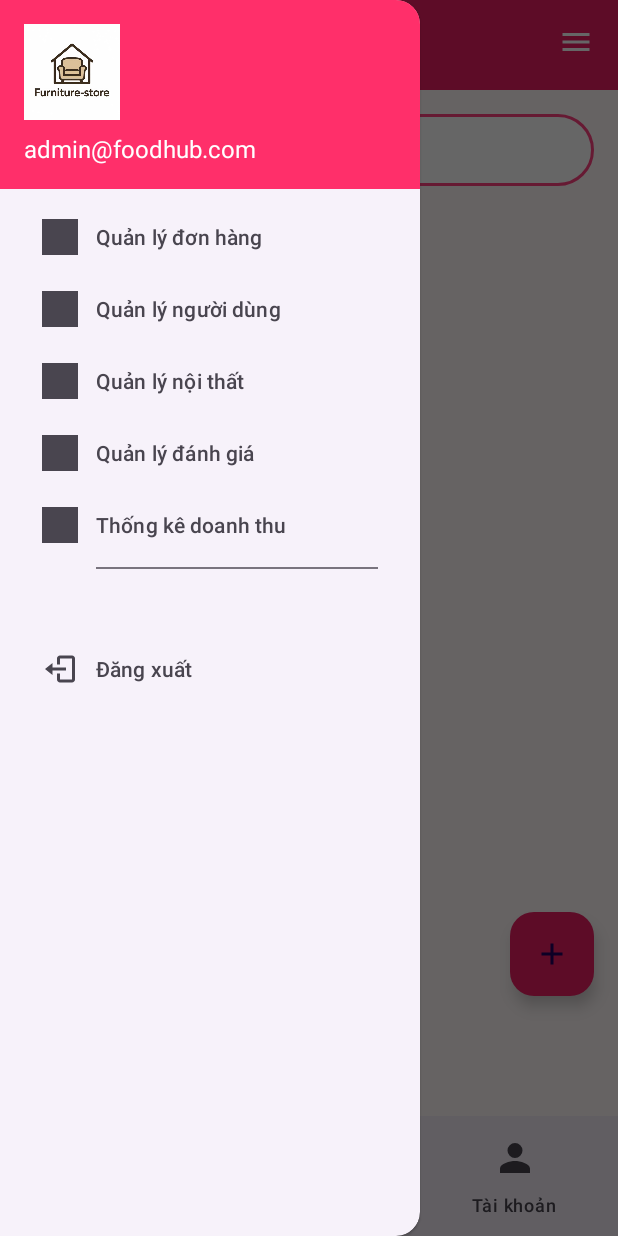
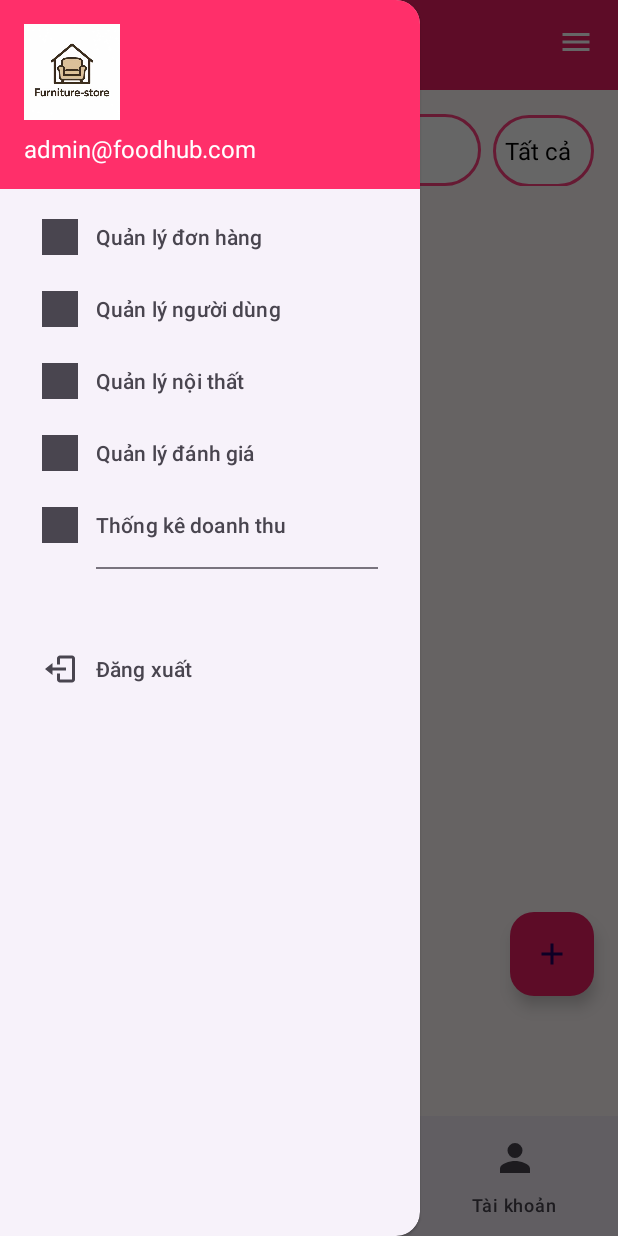
Before and after one commit to QuanTD05/Furniture-store, an Android app: the fragment FurnitureFragment placed in its activity, with the side drawer open, on a phone screen of 412 x 824 dp. Run offline under Robolectric (Android 15) with nearby library versions, the phone set to English and light mode, and no system bars; our stand-ins replace Firebase (no records; nobody signed in at launch, a user with empty details on screens opened directly).

Commit message:
fix tìm kiếm

```diff
--- a/app/src/main/java/com/example/datn/StaffActivity.java
+++ b/app/src/main/java/com/example/datn/StaffActivity.java
@@ -13,7 +13,6 @@ import com.example.datn.UserFragment.ProfileFragment;
 import com.google.android.material.bottomnavigation.BottomNavigationView;
 import com.google.android.material.navigation.NavigationView;
 
-// 🆕 Import các fragment bạn đã tạo
 import com.example.datn.StaffFragment.OrdersFragment;
 import com.example.datn.StaffFragment.UsersFragment;
 import com.example.datn.StaffFragment.FurnitureFragment;
--- a/app/src/main/java/com/example/datn/StaffFragment/FurnitureFragment.java
+++ b/app/src/main/java/com/example/datn/StaffFragment/FurnitureFragment.java
@@ -4,10 +4,13 @@ import android.app.AlertDialog;
 import android.content.Intent;
 import android.net.Uri;
 import android.os.Bundle;
+import android.text.Editable;
+import android.text.TextWatcher;
 import android.util.Log;
 import android.view.LayoutInflater;
 import android.view.View;
 import android.view.ViewGroup;
+import android.widget.AdapterView;
 import android.widget.ArrayAdapter;
 import android.widget.Button;
 import android.widget.EditText;
@@ -46,9 +49,11 @@ public class FurnitureFragment extends Fragment {
     private RecyclerView recyclerFurniture;
     private FurnitureAdapter adapter;
     private List<FurnitureModel> furnitureList;
+    private List<FurnitureModel> allFurnitureList = new ArrayList<>();
     private DatabaseReference furnitureRef;
     private EditText editSearch;
     private FloatingActionButton fabAdd;
+    private Spinner spinnerFilter;
     private Uri selectedImageUri = null;
     private final int REQUEST_IMAGE_PICK = 1001;
     private ImageView currentImageView;
@@ -64,6 +69,7 @@ public class FurnitureFragment extends Fragment {
         recyclerFurniture = view.findViewById(R.id.recycler_furniture);
         editSearch = view.findViewById(R.id.edit_search);
         fabAdd = view.findViewById(R.id.fab_add);
+        spinnerFilter = view.findViewById(R.id.spinner_filter);
 
         recyclerFurniture.setLayoutManager(new GridLayoutManager(getContext(), 2));
         furnitureList = new ArrayList<>();
@@ -89,6 +95,34 @@ public class FurnitureFragment extends Fragment {
 
         furnitureRef = FirebaseDatabase.getInstance().getReference("furniture");
 
+        String[] types = {"Tất cả", "Bàn", "Ghế", "Tủ", "Giường"};
+        ArrayAdapter<String> spinnerAdapter = new ArrayAdapter<>(getContext(), android.R.layout.simple_spinner_item, types);
+        spinnerAdapter.setDropDownViewResource(android.R.layout.simple_spinner_dropdown_item);
+        spinnerFilter.setAdapter(spinnerAdapter);
+
+        spinnerFilter.setOnItemSelectedListener(new AdapterView.OnItemSelectedListener() {
+            @Override
+            public void onItemSelected(AdapterView<?> parent, View view, int position, long id) {
+                filterByType(parent.getItemAtPosition(position).toString());
+            }
+
+            @Override
+            public void onNothingSelected(AdapterView<?> parent) {}
+        });
+
+        editSearch.addTextChangedListener(new TextWatcher() {
+            @Override
+            public void beforeTextChanged(CharSequence s, int start, int count, int after) {}
+
+            @Override
+            public void onTextChanged(CharSequence s, int start, int before, int count) {
+                filterByName(s.toString());
+            }
+
+            @Override
+            public void afterTextChanged(Editable s) {}
+        });
+
         loadFurnitureData();
 
         fabAdd.setOnClickListener(v -> {
@@ -104,11 +138,13 @@ public class FurnitureFragment extends Fragment {
             @Override
             public void onDataChange(@NonNull DataSnapshot snapshot) {
                 furnitureList.clear();
+                allFurnitureList.clear();
                 for (DataSnapshot data : snapshot.getChildren()) {
                     FurnitureModel item = data.getValue(FurnitureModel.class);
                     if (item != null) {
                         item.setId(data.getKey());
                         furnitureList.add(item);
+                        allFurnitureList.add(item);
                     }
                 }
                 adapter.notifyDataSetChanged();
@@ -119,6 +155,38 @@ public class FurnitureFragment extends Fragment {
                 Log.e("FurnitureFragment", "Lỗi tải dữ liệu: " + error.getMessage());
             }
         });
+    }
+
+    private void filterByType(String type) {
+        furnitureList.clear();
+        if (type.equals("Tất cả")) {
+            furnitureList.addAll(allFurnitureList);
+        } else {
+            for (FurnitureModel item : allFurnitureList) {
+                if (item.getType().equalsIgnoreCase(type)) {
+                    furnitureList.add(item);
+                }
+            }
+        }
+        adapter.notifyDataSetChanged();
+    }
+
+    private void filterByName(String keyword) {
+        String selectedType = spinnerFilter.getSelectedItem().toString();
+        List<FurnitureModel> filtered = new ArrayList<>();
+
+        for (FurnitureModel item : allFurnitureList) {
+            boolean matchType = selectedType.equals("Tất cả") || item.getType().equalsIgnoreCase(selectedType);
+            boolean matchName = item.getName().toLowerCase().contains(keyword.toLowerCase());
+
+            if (matchType && matchName) {
+                filtered.add(item);
+            }
+        }
+
+        furnitureList.clear();
+        furnitureList.addAll(filtered);
+        adapter.notifyDataSetChanged();
     }
 
     private void deleteFurniture(FurnitureModel furniture) {
--- a/app/src/main/res/layout/fragment_furniture.xml
+++ b/app/src/main/res/layout/fragment_furniture.xml
@@ -1,11 +1,10 @@
-<?xml version="1.0" encoding="utf-8"?>
 <RelativeLayout xmlns:android="http://schemas.android.com/apk/res/android"
     xmlns:app="http://schemas.android.com/apk/res-auto"
     android:layout_width="match_parent"
     android:layout_height="match_parent"
     android:background="#FFF8F8">
 
-    <!-- Toolbar title only -->
+    <!-- Toolbar title -->
     <TextView
         android:id="@+id/tv_toolbar_title"
         android:layout_width="match_parent"
@@ -17,25 +16,42 @@
         android:textColor="@android:color/white"
         android:background="#E91E63" />
 
-    <!-- Search box with icon -->
-    <EditText
-        android:id="@+id/edit_search"
+    <!-- Search + Filter layout -->
+    <LinearLayout
+        android:id="@+id/search_filter_layout"
         android:layout_width="match_parent"
-        android:layout_height="48dp"
+        android:layout_height="wrap_content"
         android:layout_below="@id/tv_toolbar_title"
         android:layout_margin="16dp"
-        android:hint="Tìm kiếm theo email..."
-        android:paddingStart="40dp"
-        android:drawableStart="@drawable/ic_search"
-        android:drawablePadding="8dp"
-        android:background="@drawable/bg_searchbox" />
+        android:orientation="horizontal">
+
+        <!-- Search box -->
+        <EditText
+            android:id="@+id/edit_search"
+            android:layout_weight="1"
+            android:layout_width="0dp"
+            android:layout_height="48dp"
+            android:hint="Tìm theo tên..."
+            android:paddingStart="40dp"
+            android:drawableStart="@drawable/ic_search"
+            android:drawablePadding="8dp"
+            android:background="@drawable/bg_searchbox" />
+
+        <!-- Spinner filter -->
+        <Spinner
+            android:id="@+id/spinner_filter"
+            android:layout_width="wrap_content"
+            android:layout_height="48dp"
+            android:layout_marginStart="8dp"
+            android:background="@drawable/bg_searchbox" />
+    </LinearLayout>
 
     <!-- Grid RecyclerView -->
     <androidx.recyclerview.widget.RecyclerView
         android:id="@+id/recycler_furniture"
         android:layout_width="match_parent"
         android:layout_height="0dp"
-        android:layout_below="@id/edit_search"
+        android:layout_below="@id/search_filter_layout"
         android:layout_above="@+id/bottom_navigation"
         android:padding="8dp"
         android:clipToPadding="false" />
```
